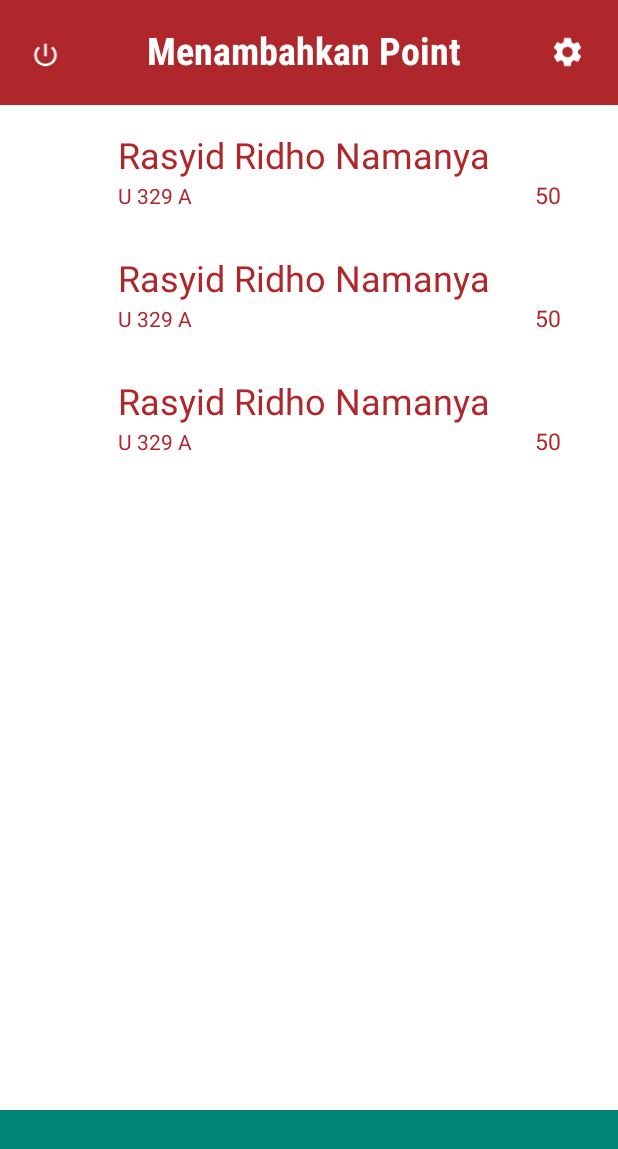
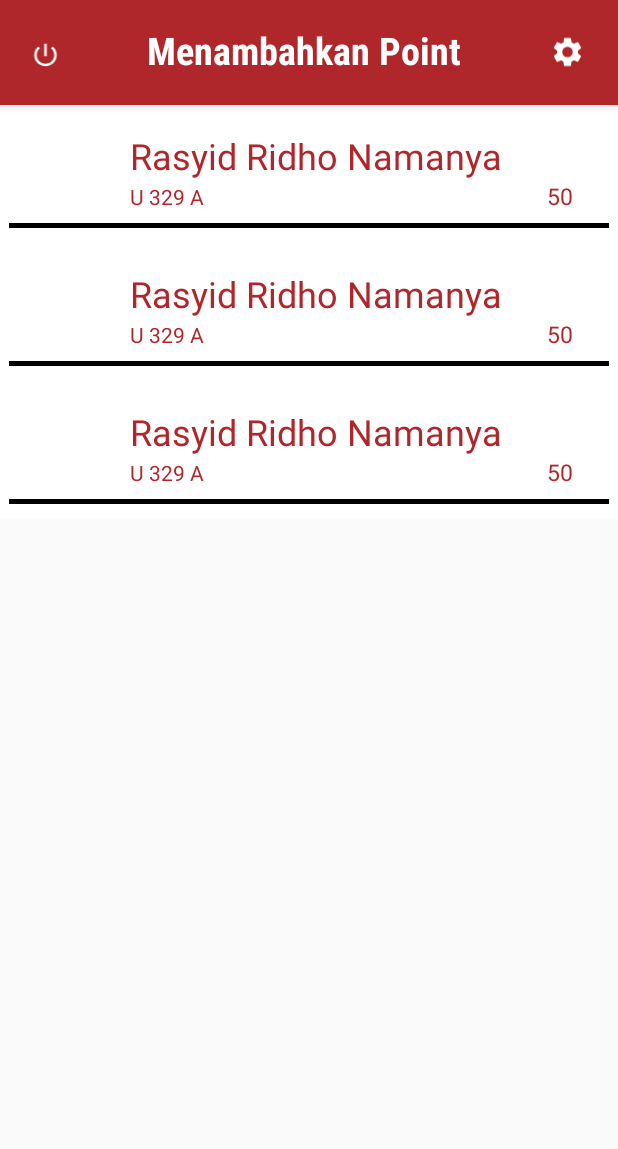
Before and after one commit to TheArKaID/Sicurezza, an Android app: the layout fragment_point.xml on its own in the app's theme, with its tools: preview values and no code run, on a phone screen of 412 x 824 dp. Shown: the top 1149 px of the screen. Run offline under Robolectric (Android 15) with nearby library versions, the phone set to English and light mode, and no system bars; network calls fail.

Commit message:
Fix some component position in some files.xml

```diff
--- a/app/src/main/res/layout/fragment_point.xml
+++ b/app/src/main/res/layout/fragment_point.xml
@@ -5,11 +5,15 @@
     android:layout_width="match_parent"
     android:layout_height="match_parent"
     tools:context=".PointFragment">
+<LinearLayout
+    android:layout_width="match_parent"
+    android:layout_height="match_parent"
+    android:orientation="vertical">
 
     <!-- TODO: Update blank fragment layout -->
     <android.support.design.widget.AppBarLayout
         android:layout_width="match_parent"
-        android:layout_height="match_parent">
+        android:layout_height="wrap_content">
 
         <android.support.v7.widget.Toolbar
             android:layout_width="match_parent"
@@ -70,30 +74,16 @@
             </android.support.constraint.ConstraintLayout>
         </android.support.v7.widget.Toolbar>
 
-        <android.support.constraint.ConstraintLayout
-            android:layout_width="match_parent"
-            android:layout_height="670dp"
-            android:background="@color/whiteColors">
+    </android.support.design.widget.AppBarLayout>
 
-            <android.support.v7.widget.RecyclerView
-                android:id="@+id/poin_recycler"
-                android:layout_width="match_parent"
-                android:layout_height="670dp"
-                android:layout_marginTop="8dp"
-                android:layout_marginEnd="8dp"
-                app:layout_constraintBottom_toBottomOf="parent"
-                app:layout_constraintEnd_toEndOf="parent"
-                app:layout_constraintStart_toStartOf="parent"
-                app:layout_constraintTop_toTopOf="parent"
-                tools:listitem="@layout/item_point">
+    <android.support.v7.widget.RecyclerView
+        android:id="@+id/poin_recycler"
+        android:layout_width="match_parent"
+        android:layout_height="match_parent"
+        tools:listitem="@layout/item_point">
 
-            </android.support.v7.widget.RecyclerView>
+    </android.support.v7.widget.RecyclerView>
 
 
-
-        </android.support.constraint.ConstraintLayout>
-
-
-    </android.support.design.widget.AppBarLayout>
-
+</LinearLayout>
 </FrameLayout>
--- a/app/src/main/res/layout/item_point.xml
+++ b/app/src/main/res/layout/item_point.xml
@@ -1,19 +1,15 @@
 <?xml version="1.0" encoding="utf-8"?>
-<RelativeLayout
-    xmlns:android="http://schemas.android.com/apk/res/android"
+<android.support.constraint.ConstraintLayout xmlns:android="http://schemas.android.com/apk/res/android"
     xmlns:app="http://schemas.android.com/apk/res-auto"
     xmlns:tools="http://schemas.android.com/tools"
     android:layout_width="match_parent"
     android:layout_height="wrap_content"
+    android:background="@color/whiteColors"
     android:orientation="horizontal"
     android:padding="6dp">
 
-    <android.support.constraint.ConstraintLayout
-        android:layout_width="match_parent"
-        android:layout_height="70dp"
-        android:background="@color/whiteColors">
-
     <de.hdodenhof.circleimageview.CircleImageView
+        android:id="@+id/item_poin_image"
         android:layout_width="56dp"
         android:layout_height="56dp"
         android:layout_marginStart="8dp"
@@ -37,7 +33,7 @@
         app:layout_constraintBottom_toBottomOf="parent"
         app:layout_constraintEnd_toEndOf="parent"
         app:layout_constraintHorizontal_bias="0.95"
-            app:layout_constraintStart_toStartOf="parent"
+        app:layout_constraintStart_toEndOf="@+id/item_poin_image"
         app:layout_constraintTop_toTopOf="parent">
 
         <TextView
@@ -46,33 +42,45 @@
             android:layout_height="wrap_content"
             android:text="@string/resident"
             android:textColor="@color/whiteMuh3"
-                android:textSize="24sp" />
+            android:textSize="24sp"
+            android:maxLength="22"/>
 
         <LinearLayout
             android:layout_width="match_parent"
             android:layout_height="wrap_content"
             android:orientation="horizontal">
+
             <TextView
                 android:id="@+id/tv_pointNoKamar"
                 android:layout_width="0dp"
+                android:layout_height="wrap_content"
                 android:layout_weight="0.5"
-                    android:layout_height="wrap_content"
                 android:text="@string/noKamar"
                 android:textColor="@color/whiteMuh3" />
 
             <TextView
                 android:id="@+id/tv_pointPoin"
                 android:layout_width="0dp"
+                android:layout_height="wrap_content"
+                android:layout_marginEnd="20dp"
                 android:layout_weight="0.5"
-                    android:layout_height="wrap_content"
+                android:gravity="end"
+                android:textColor="@color/whiteMuh3"
                 android:textSize="15sp"
-                    android:textColor="@color/whiteMuh3"
-                    android:layout_marginEnd="20dp"
-                    tools:text="50"
-                    android:gravity="end"/>
+                tools:text="50" />
         </LinearLayout>
 
     </LinearLayout>
+
+    <FrameLayout
+        android:layout_width="match_parent"
+        android:layout_height="3dp"
+        android:layout_marginTop="4dp"
+        android:layout_marginBottom="4dp"
+        android:background="@android:color/black"
+        app:layout_constraintBottom_toBottomOf="parent"
+        app:layout_constraintEnd_toEndOf="parent"
+        app:layout_constraintStart_toStartOf="parent"
+        app:layout_constraintTop_toBottomOf="@+id/linearLayout2" />
+
 </android.support.constraint.ConstraintLayout>
-
-</RelativeLayout>
```
Also changed, not shown: app/src/main/res/layout/activity_nav_page.xml (+16 -14 lines), app/src/main/res/layout/fragment_rank.xml (+9 -16 lines), app/src/main/res/layout/fragment_tankko.xml (+8 -18 lines), app/src/main/res/layout/item_rank.xml (+10 -19 lines), app/src/main/res/layout/item_tankko.xml (+4 -11 lines). Lines whose indentation alone changed are shown as unchanged.
